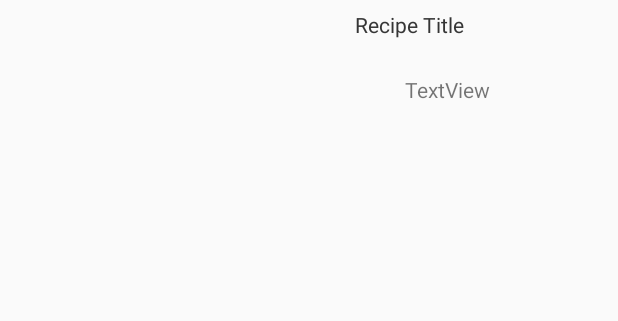
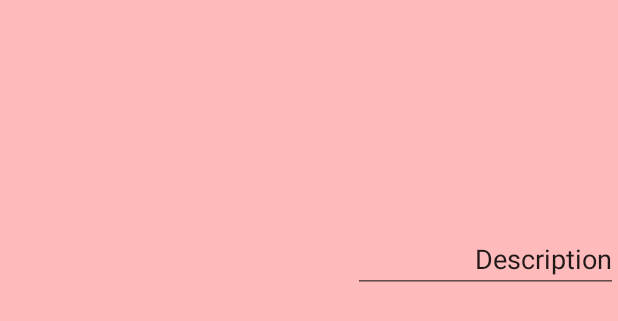
Before and after one commit to SJSU-Spring2018-CS175/whats-for-dinner-zjeffreyl, an Android app: the layout fragment_landscape.xml on its own in the app's theme, with its tools: preview values and no code run, on a phone screen of 412 x 824 dp. Shown: the top 321 px of the screen. Run offline under Robolectric (Android 15) with nearby library versions, the phone set to English and light mode, and no system bars.

Commit message:
Fix Recipe View and implement long click

```diff
--- a/app/src/main/AndroidManifest.xml
+++ b/app/src/main/AndroidManifest.xml
@@ -19,7 +19,8 @@
         <activity android:name=".Groceries" />
         <activity android:name=".Recipes" />
         <activity android:name=".NewRecipe" />
-        <activity android:name=".Meals"></activity>
+        <activity android:name=".Meals" />
+        <activity android:name=".EditRecipe"></activity>
     </application>
 
 </manifest>
--- a/app/src/main/res/layout/activity_main.xml
+++ b/app/src/main/res/layout/activity_main.xml
@@ -105,7 +105,7 @@
         android:layout_marginTop="84dp"
         android:fontFamily="cursive"
         android:gravity="center"
-        android:text="wMeal"
+        android:text="Meal"
         android:textColor="@android:color/black"
         android:textSize="30sp"
         android:textStyle="bold"
@@ -123,7 +123,7 @@
         android:layout_marginTop="84dp"
         android:fontFamily="cursive"
         android:gravity="center"
-        android:text="Recipe"
+        android:text="Recipes"
         android:textColor="@android:color/black"
         android:textSize="30sp"
         android:textStyle="bold"
@@ -170,4 +170,5 @@
         tools:text="New Recipe" />
 
 
+
 </android.support.constraint.ConstraintLayout>
--- a/app/src/main/res/layout/fragment_landscape.xml
+++ b/app/src/main/res/layout/fragment_landscape.xml
@@ -4,59 +4,68 @@
     android:layout_height="match_parent"
     tools:context="com.example.zjeff.whatsfordinner.LandscapeFragment">
 
-    <ListView
-        android:layout_width="170dp"
-        android:layout_height="match_parent"
-        android:id="@+id/recipeListLandscape"
-        />
+    <!-- TODO: Update blank fragment layout -->
 
     <TextView
-        android:id="@+id/RecipeSummaryTitle"
-        android:layout_width="145dp"
-        android:layout_height="33dp"
-        android:layout_marginHorizontal="200dp"
-        android:gravity="center"
-        android:text="Recipe Title" />
+        android:layout_width="match_parent"
+        android:layout_height="match_parent"
+        android:textSize="30dp"
+        android:background="#FFBBBB"/>
+
+    <ListView
+        android:id="@+id/recipeListLandscape"
+        android:layout_width="match_parent"
+        android:layout_height="match_parent"
+        android:layout_marginRight="500dp" />
+
+    <EditText
+        android:id="@+id/IngredientsHeading"
+        android:layout_width="wrap_content"
+        android:layout_height="wrap_content"
+        android:layout_marginStart="457dp"
+        android:layout_marginLeft="450dp"
+        android:layout_marginTop="7dp"
+        android:ems="10"
+        android:gravity="right"
+        android:inputType="textPersonName"
+        android:text="Ingredients" />
 
     <TextView
-        android:id="@+id/IngredientsHeading"
-        android:layout_width="112dp"
-        android:layout_height="wrap_content"
-        android:layout_marginHorizontal="300dp"
-        android:layout_marginStart="270dp"
-        android:layout_marginLeft="270dp"
-        android:layout_marginTop="50dp"
-        android:gravity="left"
-        android:text="TextView" />
+        android:id="@+id/LandscapeIngredientList"
+        android:layout_width="200dp"
+        android:layout_height="250dp"
+        android:layout_marginLeft="470dp"
+        android:layout_marginTop="60dp"
+        android:text=""
+        android:textSize="20sp"/>
 
     <TextView
-        android:id="@+id/IngredientsList"
-        android:layout_width="173dp"
-        android:layout_height="200dp"
-        android:layout_marginHorizontal="300dp"
-        android:layout_marginStart="200dp"
+        android:id="@+id/LandscapeDescription"
+        android:layout_width="250dp"
+        android:layout_height="130dp"
         android:layout_marginLeft="200dp"
-        android:layout_marginTop="70dp"
-        android:footerDividersEnabled="true"
-        android:headerDividersEnabled="true" />
+        android:layout_marginTop="200dp"
+        android:text="" />
 
     <TextView
-        android:id="@+id/DescripitionHeading"
-        android:layout_width="145dp"
-        android:layout_height="33dp"
-        android:layout_marginHorizontal="200dp"
-        android:gravity="center"
-        android:text="Recipe Title" />
+        android:id="@+id/LandscapeName"
+        android:layout_width="250dp"
+        android:layout_height="20dp"
+        android:layout_marginLeft="200dp"
+        android:layout_marginTop="15dp"
+        android:text="" />
 
-    <TextView
-        android:id="@+id/RecipeDescription"
-        android:layout_width="173dp"
-        android:layout_height="200dp"
-        android:layout_marginHorizontal="300dp"
-        android:layout_marginStart="200dp"
-        android:layout_marginLeft="200dp"
-        android:layout_marginTop="280dp"
-        android:footerDividersEnabled="true"
-        android:headerDividersEnabled="true" />
+    <EditText
+        android:id="@+id/DescriptionHeading"
+        android:layout_width="wrap_content"
+        android:layout_height="wrap_content"
+        android:layout_marginLeft="500dp"
+        android:layout_marginStart="235dp"
+        android:layout_marginTop="150dp"
+        android:ems="10"
+        android:gravity="right"
+        android:inputType="textPersonName"
+        android:text="Description" />
+
 
 </FrameLayout>
```
Also changed, not shown: app/src/main/java/com/example/zjeff/whatsfordinner/EditRecipe.java (added, +25 -0 lines), app/src/main/java/com/example/zjeff/whatsfordinner/LandscapeFragment.java (+40 -21 lines), app/src/main/java/com/example/zjeff/whatsfordinner/NewRecipe.java (+14 -2 lines), app/src/main/java/com/example/zjeff/whatsfordinner/PortraitFragment.java (+34 -9 lines), app/src/main/res/layout/activity_edit_recipe.xml (added, +187 -0 lines), app/src/main/res/layout/activity_recipes.xml (+8 -14 lines), app/src/main/res/layout/fragment_portrait.xml (+9 -2 lines).
